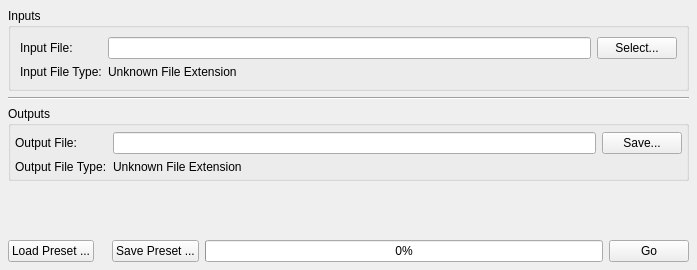
BlueQuartzSoftware/DREAM3D, file Source/Plugins/FileConversion/UI/FileConversionWidget.ui: the form before one commit.
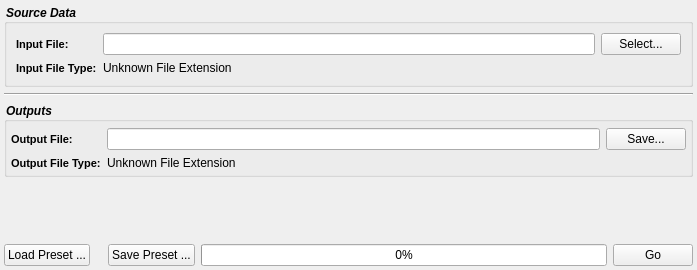
The form after the commit. Custom widgets are drawn as their Qt base class.

The edit to the form file:
```diff
--- a/Source/Plugins/FileConversion/UI/FileConversionWidget.ui
+++ b/Source/Plugins/FileConversion/UI/FileConversionWidget.ui
@@ -13,18 +13,31 @@
   <property name="windowTitle">
    <string>Form</string>
   </property>
-  <layout class="QVBoxLayout" name="verticalLayout">
+  <layout class="QGridLayout" name="gridLayout">
    <property name="margin">
-    <number>8</number>
+    <number>4</number>
    </property>
-   <item>
+   <item row="0" column="0">
     <widget class="QGroupBox" name="InputsGroupBox">
+     <property name="styleSheet">
+      <string notr="true">QGroupBox 
+{
+	font-style: italic;font-weight: bold;
+font-size: 12px;
+}</string>
+     </property>
      <property name="title">
-      <string>Inputs</string>
+      <string>Source Data</string>
      </property>
      <layout class="QGridLayout" name="gridLayout_2">
       <item row="0" column="0">
        <widget class="QLabel" name="label">
+        <property name="styleSheet">
+         <string notr="true">QLabel {
+font-weight: bold;
+font-size: 11px;
+}</string>
+        </property>
         <property name="text">
          <string>Input File:</string>
         </property>
@@ -42,6 +55,12 @@
       </item>
       <item row="1" column="0">
        <widget class="QLabel" name="label_3">
+        <property name="styleSheet">
+         <string notr="true">QLabel {
+font-weight: bold;
+font-size: 11px;
+}</string>
+        </property>
         <property name="text">
          <string>Input File Type:</string>
         </property>
@@ -57,15 +76,22 @@
      </layout>
     </widget>
    </item>
-   <item>
+   <item row="1" column="0">
     <widget class="Line" name="line_7">
      <property name="orientation">
       <enum>Qt::Horizontal</enum>
      </property>
     </widget>
    </item>
-   <item>
+   <item row="2" column="0">
     <widget class="QGroupBox" name="OutputsGroupBox">
+     <property name="styleSheet">
+      <string notr="true">QGroupBox 
+{
+	font-style: italic;font-weight: bold;
+font-size: 12px;
+}</string>
+     </property>
      <property name="title">
       <string>Outputs</string>
      </property>
@@ -91,6 +117,12 @@
       </item>
       <item row="2" column="0">
        <widget class="QLabel" name="label_2">
+        <property name="styleSheet">
+         <string notr="true">QLabel {
+font-weight: bold;
+font-size: 11px;
+}</string>
+        </property>
         <property name="text">
          <string>Output File:</string>
         </property>
@@ -98,6 +130,12 @@
       </item>
       <item row="3" column="0">
        <widget class="QLabel" name="label_4">
+        <property name="styleSheet">
+         <string notr="true">QLabel {
+font-weight: bold;
+font-size: 11px;
+}</string>
+        </property>
         <property name="text">
          <string>Output File Type:</string>
         </property>
@@ -116,7 +154,7 @@
      </layout>
     </widget>
    </item>
-   <item>
+   <item row="3" column="0">
     <spacer name="verticalSpacer">
      <property name="orientation">
       <enum>Qt::Vertical</enum>
@@ -129,7 +167,7 @@
      </property>
     </spacer>
    </item>
-   <item>
+   <item row="4" column="0">
     <layout class="QHBoxLayout" name="BIG_LAYOUT">
      <item>
       <widget class="QPushButton" name="m_LoadSettingsBtn">
```
